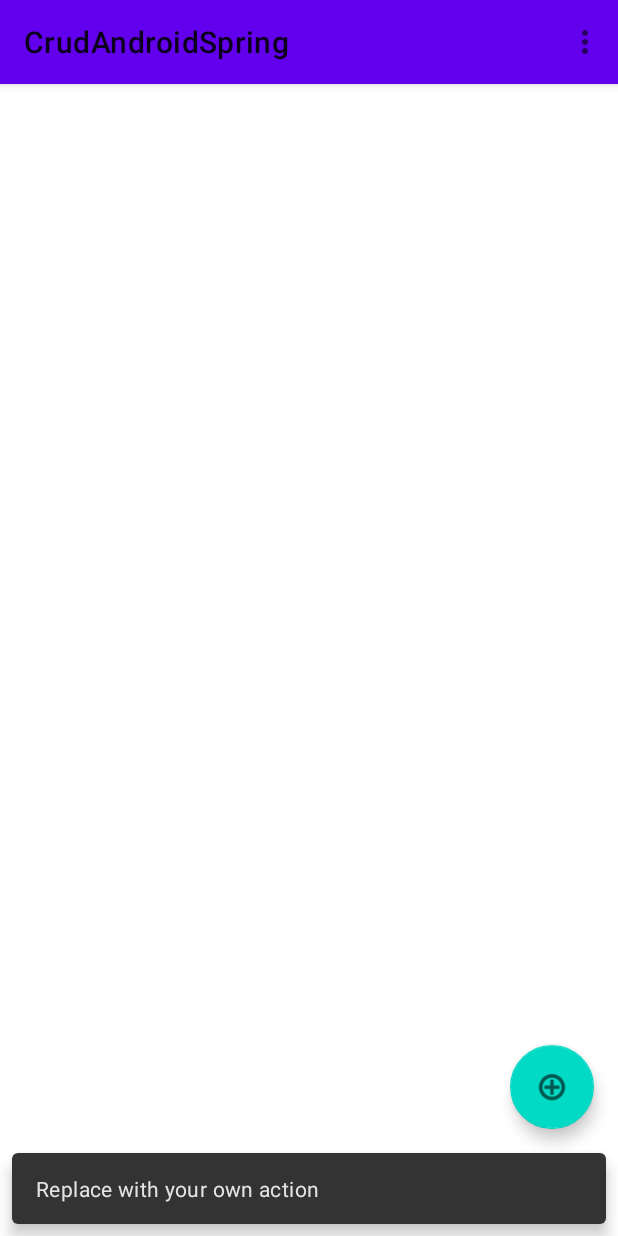
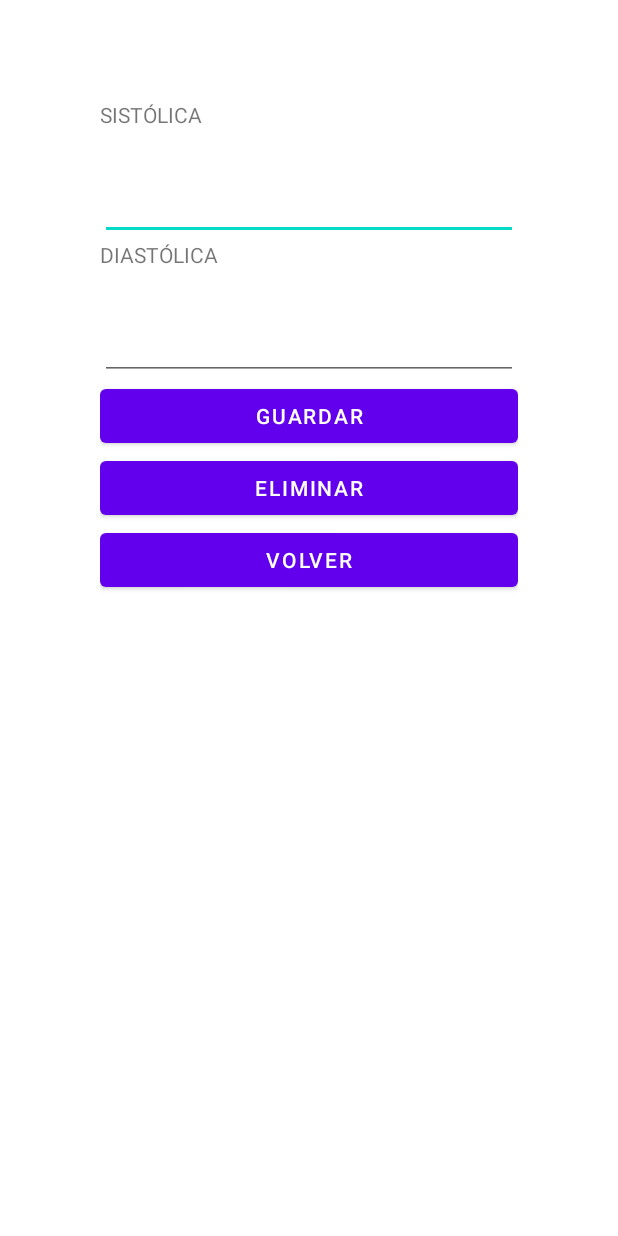
Before and after one commit to GuzmanAndrew/CrudApiAndroidSpring, an Android app: the screen it shows after launch (MainActivity before the commit, PresionActivity after it), after a tap on an icon or button, on a phone screen of 412 x 824 dp. Run offline under Robolectric (Android 15) with nearby library versions, the phone set to English and light mode, and no system bars.

Commit message:
Final Crud

```diff
--- a/app/src/main/AndroidManifest.xml
+++ b/app/src/main/AndroidManifest.xml
@@ -20,6 +20,12 @@
                 <category android:name="android.intent.category.LAUNCHER" />
             </intent-filter>
         </activity>
+
+        <activity
+            android:name=".PresionActivity"
+            android:label="Presion Arterial"
+            android:theme="@style/Theme.CrudAndroidSpring.NoActionBar">
+        </activity>
     </application>
 
 </manifest>
--- a/app/src/main/java/com/example/crudandroidspring/MainActivity.java
+++ b/app/src/main/java/com/example/crudandroidspring/MainActivity.java
@@ -1,5 +1,6 @@
 package com.example.crudandroidspring;
 
+import android.content.Intent;
 import android.os.Bundle;
 
 import com.example.crudandroidspring.Models.PresionArterial;
@@ -39,15 +40,18 @@ public class MainActivity extends AppCompatActivity {
         Toolbar toolbar = findViewById(R.id.toolbar);
         setSupportActionBar(toolbar);
 
-        listView=(ListView)findViewById(R.id.listView);
+        listView = (ListView)findViewById(R.id.listView);
+        listsPresion();
 
         FloatingActionButton fab = findViewById(R.id.fabe);
         fab.setOnClickListener(new View.OnClickListener() {
             @Override
             public void onClick(View view) {
-                listsPresion();
-                Snackbar.make(view, "Replace with your own action", Snackbar.LENGTH_LONG)
-                        .setAction("Action", null).show();
+                Intent intent = new Intent(MainActivity.this, PresionActivity.class);
+                intent.putExtra("ID", "");
+                intent.putExtra("SISTOLICA", "");
+                intent.putExtra("DIASTOLICA", "");
+                startActivity(intent);
             }
         });
     }
@@ -61,7 +65,7 @@ public class MainActivity extends AppCompatActivity {
             public void onResponse(Call<List<PresionArterial>> call, Response<List<PresionArterial>> response) {
                 if(response.isSuccessful()) {
                     listPresion = response.body();
-                    listView.setAdapter(new PresionAdapter(MainActivity.this,R.layout.content_main,listPresion));
+                    listView.setAdapter(new PresionAdapter(MainActivity.this,R.layout.content_main, listPresion));
                 }
             }
 
--- /dev/null
+++ b/app/src/main/java/com/example/crudandroidspring/PresionActivity.java
@@ -0,0 +1,145 @@
+package com.example.crudandroidspring;
+
+import android.content.Intent;
+import android.os.Bundle;
+import android.util.Log;
+import android.view.View;
+import android.widget.Button;
+import android.widget.EditText;
+import android.widget.TextView;
+import android.widget.Toast;
+
+import androidx.annotation.Nullable;
+import androidx.appcompat.app.AppCompatActivity;
+
+import com.example.crudandroidspring.Models.PresionArterial;
+import com.example.crudandroidspring.Utils.Apis;
+import com.example.crudandroidspring.Utils.PresionService;
+
+import retrofit2.Call;
+import retrofit2.Callback;
+import retrofit2.Response;
+
+public class PresionActivity extends AppCompatActivity {
+
+    PresionService service;
+
+    @Override
+    protected void onCreate(@Nullable Bundle savedInstanceState) {
+        super.onCreate(savedInstanceState);
+        setContentView(R.layout.presion_layout);
+
+        TextView sistolica = (TextView) findViewById(R.id.sistolica);
+        final EditText txtSistolica = (EditText) findViewById(R.id.txtSisto);
+        TextView distolica = (TextView) findViewById(R.id.diastolica);
+        final EditText txtDiastolica = (EditText) findViewById(R.id.txtDisto);
+
+        Button btnSave = (Button)findViewById(R.id.btnSave);
+        Button btnVolver=(Button)findViewById(R.id.btnVolver);
+        Button btnEliminar=(Button)findViewById(R.id.btnEliminar);
+
+        Bundle bundle = getIntent().getExtras();
+        final String id = bundle.getString("ID");
+        String sis = bundle.getString("SISTOLICA");
+        String dis = bundle.getString("DIASTOLICA");
+
+        txtSistolica.setText(sis);
+        txtDiastolica.setText(dis);
+
+        btnSave.setOnClickListener(new View.OnClickListener() {
+            @Override
+            public void onClick(View v) {
+                PresionArterial p = new PresionArterial();
+                p.setSistolica(txtSistolica.getText().toString());
+                p.setDiastolica(txtDiastolica.getText().toString());
+                p.setPacienteId(1);
+                if(id.trim().length() == 0 || id.equals("")){
+                    addPersona(p);
+                    Intent intent = new Intent(PresionActivity.this, MainActivity.class);
+                    startActivity(intent);
+                }else{
+                    updatePersona(Integer.valueOf(id), p);
+                    Intent intent =new Intent(PresionActivity.this,MainActivity.class);
+                    startActivity(intent);
+                }
+            }
+        });
+
+        btnEliminar.setOnClickListener(new View.OnClickListener() {
+            @Override
+            public void onClick(View v) {
+                deletePersona(Integer.valueOf(id));
+                Intent intent =new Intent(PresionActivity.this, MainActivity.class);
+                startActivity(intent);
+            }
+        });
+
+        btnVolver.setOnClickListener(new View.OnClickListener() {
+            @Override
+            public void onClick(View v) {
+                Intent intent =new Intent(PresionActivity.this, MainActivity.class);
+                startActivity(intent);
+            }
+        });
+    }
+
+    public void addPersona(PresionArterial p){
+        service= Apis.getPresionService();
+        Call<PresionArterial> call = service.addPresion(p);
+        call.enqueue(new Callback<PresionArterial>() {
+
+            @Override
+            public void onResponse(Call<PresionArterial> call, Response<PresionArterial> response) {
+                if(response.isSuccessful()){
+                    Toast.makeText(PresionActivity.this,"Se agrego conéxito",Toast.LENGTH_LONG).show();
+                }
+            }
+            @Override
+            public void onFailure(Call<PresionArterial> call, Throwable t) {
+                Log.e("Error:",t.getMessage());
+            }
+        });
+
+        Intent intent = new Intent(PresionActivity.this,MainActivity.class);
+        startActivity(intent);
+    }
+
+    public void updatePersona(int id, PresionArterial p){
+        service= Apis.getPresionService();
+        Call<PresionArterial>call = service.updatePresion(id, p);
+        call.enqueue(new Callback<PresionArterial>() {
+            @Override
+            public void onResponse(Call<PresionArterial> call, Response<PresionArterial> response) {
+                if(response.isSuccessful()){
+                    Toast.makeText(PresionActivity.this, "Se Actualizó conéxito",Toast.LENGTH_LONG).show();
+                }
+            }
+            @Override
+            public void onFailure(Call<PresionArterial> call, Throwable t) {
+                Log.e("Error:",t.getMessage());
+            }
+        });
+        Intent intent = new Intent(PresionActivity.this,MainActivity.class);
+        startActivity(intent);
+    }
+
+    public void deletePersona(int id){
+        service = Apis.getPresionService();
+        Call<PresionArterial> call = service.deletePresion(id);
+        call.enqueue(new Callback<PresionArterial>() {
+            @Override
+            public void onResponse(Call<PresionArterial> call, Response<PresionArterial> response) {
+                if(response.isSuccessful()){
+                    Toast.makeText(PresionActivity.this,"Se Elimino el registro",Toast.LENGTH_LONG).show();
+                }
+            }
+
+            @Override
+            public void onFailure(Call<PresionArterial> call, Throwable t) {
+                Log.e("Error:",t.getMessage());
+            }
+        });
+        Intent intent =new Intent(PresionActivity.this, MainActivity.class);
+        startActivity(intent);
+    }
+}
--- a/app/src/main/java/com/example/crudandroidspring/Utils/Apis.java
+++ b/app/src/main/java/com/example/crudandroidspring/Utils/Apis.java
@@ -1,7 +1,7 @@
 package com.example.crudandroidspring.Utils;
 
 public class Apis {
-    public static final String URL_001 = "http://192.168.1.6:8081/api/";
+    public static final String URL_001 = "http://devmedkaback-env.eba-da9gbdsz.us-east-2.elasticbeanstalk.com/api/";
 
     public static PresionService getPresionService() {
         return Clients.getPresion(URL_001).create(PresionService.class);
--- a/app/src/main/java/com/example/crudandroidspring/Utils/PresionService.java
+++ b/app/src/main/java/com/example/crudandroidspring/Utils/PresionService.java
@@ -5,9 +5,22 @@ import com.example.crudandroidspring.Models.PresionArterial;
 import java.util.List;
 
 import retrofit2.Call;
+import retrofit2.http.Body;
 import retrofit2.http.GET;
+import retrofit2.http.POST;
+import retrofit2.http.Path;
 
 public interface PresionService {
+
     @GET("presion/")
     Call<List<PresionArterial>> getPresion();
+
+    @POST("presion/save")
+    Call<PresionArterial> addPresion(@Body PresionArterial presionArterial);
+
+    @POST("edit/{id}")
+    Call<PresionArterial>updatePresion(@Path("id") int id, @Body PresionArterial persona);
+
+    @POST("eliminar/{id}")
+    Call<PresionArterial>deletePresion(@Path("id")int id);
 }
--- a/app/src/main/res/layout/activity_main.xml
+++ b/app/src/main/res/layout/activity_main.xml
@@ -14,7 +14,7 @@
             android:id="@+id/toolbar"
             android:layout_width="match_parent"
             android:layout_height="?attr/actionBarSize"
-            android:background="?attr/colorPrimary" />
+            android:background="@android:color/holo_blue_dark" />
 
     </com.google.android.material.appbar.AppBarLayout>
 
--- /dev/null
+++ b/app/src/main/res/layout/presion_layout.xml
@@ -0,0 +1,57 @@
+<?xml version="1.0" encoding="utf-8"?>
+<androidx.constraintlayout.widget.ConstraintLayout
+    xmlns:android="http://schemas.android.com/apk/res/android" android:layout_width="match_parent"
+    xmlns:app="http://schemas.android.com/apk/res-auto"
+    xmlns:tools="http://schemas.android.com/tools"
+    android:layout_height="match_parent"
+    android:orientation="vertical"
+    tools:context=".PresionActivity">
+
+    <LinearLayout
+        android:orientation="vertical"
+        android:layout_width="match_parent"
+        android:layout_height="match_parent"
+        android:padding="100px">
+
+        <TextView
+            android:id="@+id/sistolica"
+            android:layout_width="match_parent"
+            android:layout_height="50px"
+            android:text="SISTÓLICA"/>
+
+        <EditText
+            android:id="@+id/txtSisto"
+            android:layout_width="match_parent"
+            android:layout_height="60dp" />
+
+        <TextView
+            android:id="@+id/diastolica"
+            android:layout_width="match_parent"
+            android:layout_height="50px"
+            android:text="DIASTÓLICA"/>
+
+        <EditText
+            android:id="@+id/txtDisto"
+            android:layout_width="match_parent"
+            android:layout_height="60dp" />
+
+        <Button
+            android:id="@+id/btnSave"
+            android:layout_width="match_parent"
+            android:layout_height="wrap_content"
+            android:text="Guardar" />
+
+        <Button
+            android:id="@+id/btnEliminar"
+            android:layout_width="match_parent"
+            android:layout_height="wrap_content"
+            android:text="Eliminar" />
+
+        <Button
+            android:id="@+id/btnVolver"
+            android:layout_width="match_parent"
+            android:layout_height="wrap_content"
+            android:text="Volver" />
+    </LinearLayout>
+
+</androidx.constraintlayout.widget.ConstraintLayout>
--- a/app/src/main/res/values/strings.xml
+++ b/app/src/main/res/values/strings.xml
@@ -1,5 +1,5 @@
 <resources>
-    <string name="app_name">CrudAndroidSpring</string>
+    <string name="app_name">Medka</string>
     <string name="action_settings">Settings</string>
     <!-- Strings used for fragments for navigation -->
     <string name="first_fragment_label">First Fragment</string>
```
Also changed, not shown: app/src/main/java/com/example/crudandroidspring/Models/PresionArterial.java (+14 -1 lines), app/src/main/java/com/example/crudandroidspring/PresionAdapter.java (+13 -2 lines).
